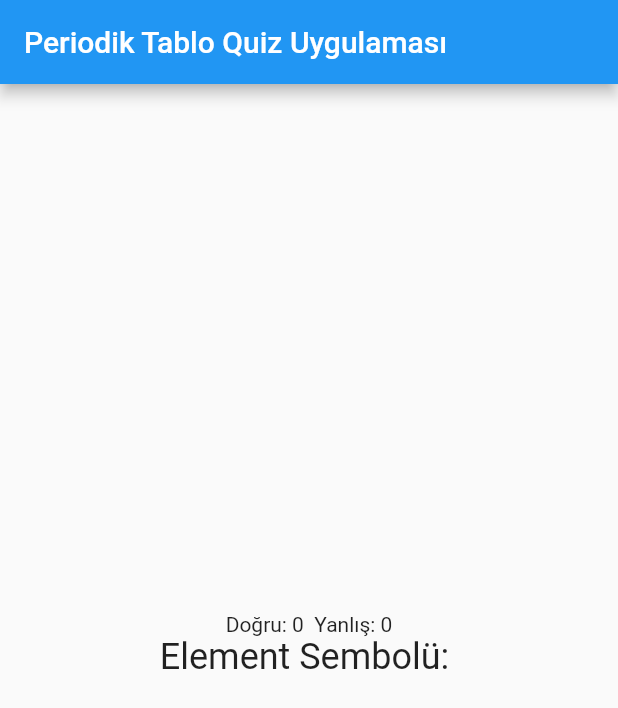
After one commit to furkanagess/elements_app, a Flutter app: the screen it shows after launch, on a phone screen of 412 x 824 dp. The commit adds this screen. Shown: the top 708 px of the screen. Run offline on Flutter 3.47's test engine with Material 2 defaults, Android fonts, the phone set to English and light mode, and no system bars; our stand-ins replace equatable; network calls fail.

Commit message:
quiz page added

```diff
--- /dev/null
+++ b/lib/feature/view/quiz/quiz_page.dart
@@ -0,0 +1,166 @@
+import 'dart:convert';
+import 'package:elements_app/feature/model/periodic_element.dart';
+import 'package:elements_app/feature/view/home/home_view.dart';
+import 'package:elements_app/product/constants/api_types.dart';
+import 'package:flutter/material.dart';
+import 'package:http/http.dart' as http;
+import 'dart:math';
+
+class PeriodicTableQuizApp extends StatefulWidget {
+  @override
+  _PeriodicTableQuizAppState createState() => _PeriodicTableQuizAppState();
+}
+
+class _PeriodicTableQuizAppState extends State<PeriodicTableQuizApp> {
+  List<PeriodicElement> elements = []; // Element listesi
+  String correctAnswer = ''; // Doğru cevap
+  List<String> options = []; // Şık seçenekleri
+  String questionSymbol = '';
+  bool isCorrectAnswerSelected = false;
+  int correctCount = 0; // Doğru cevap sayısı
+  int wrongCount = 0; // Yanlış cevap sayısı
+  @override
+  void initState() {
+    super.initState();
+    fetchElements();
+  }
+
+  Future<void> fetchElements() async {
+    final response = await http.get(Uri.parse(ApiTypes.allElements));
+    if (response.statusCode == 200) {
+      List<dynamic> data = jsonDecode(response.body);
+      for (var elementData in data) {
+        PeriodicElement element = PeriodicElement(
+          symbol: elementData['symbol'],
+          name: elementData['name'],
+        );
+        elements.add(element);
+      }
+      // Rastgele bir element seç
+      Random random = Random();
+      PeriodicElement randomElement = elements[random.nextInt(elements.length)];
+      correctAnswer = randomElement.name.toString();
+
+      // Şık seçenekleri oluştur
+      options = [correctAnswer]; // Doğru cevabı ilk olarak ekleyin
+
+      while (options.length < 4) {
+        PeriodicElement randomOption =
+            elements[random.nextInt(elements.length)];
+        if (!options.contains(randomOption.name)) {
+          options.add(randomOption.name.toString());
+        }
+      }
+
+      // Şık seçeneklerini karıştırın
+      options.shuffle();
+
+      setState(() {}); // Widget'ı güncelleyin
+    } else {
+      throw Exception('Failed to load data');
+    }
+  }
+
+  void checkAnswer(String selectedOption) {
+    if (isCorrectAnswerSelected) return;
+
+    showDialog(
+      context: context,
+      builder: (BuildContext context) {
+        return AlertDialog(
+          backgroundColor:
+              selectedOption == correctAnswer ? Colors.green : Colors.red,
+          title: Text(selectedOption == correctAnswer ? 'Doğru' : 'Yanlış'),
+          content: Text(selectedOption == correctAnswer
+              ? 'Cevap doğru!'
+              : 'Cevap yanlış.'),
+          actions: <Widget>[
+            TextButton(
+              child: Text(
+                  selectedOption == correctAnswer ? "Sıradaki" : "Soruya Dön"),
+              onPressed: () {
+                Navigator.of(context).pop(); // Popup'ı kapat
+                setState(() {
+                  if (selectedOption == correctAnswer) {
+                    correctCount++;
+                    moveToNextExample();
+                  } else {
+                    wrongCount++;
+                  }
+                });
+              },
+            ),
+          ],
+        );
+      },
+    );
+  }
+
+  void moveToNextExample() {
+    setState(() {
+      // Yeni örneğe geçiş: Örneğin, bir sonraki elementi seçerek devam edebilirsiniz.
+      elements.shuffle(); // Elementleri karıştır
+      PeriodicElement newElement = elements.first; // Yeni elementi seç
+      correctAnswer = newElement.name.toString();
+
+      // Şık seçeneklerini güncelle
+      options.clear();
+      options.add(correctAnswer);
+
+      while (options.length < 4) {
+        PeriodicElement randomOption =
+            elements[Random().nextInt(elements.length)];
+        if (!options.contains(randomOption.name)) {
+          options.add(randomOption.name.toString());
+        }
+      }
+
+      options.shuffle();
+      isCorrectAnswerSelected = false; // Doğru cevap sıfırla
+    });
+  }
+
+  @override
+  Widget build(BuildContext context) {
+    return Scaffold(
+      appBar: AppBar(
+        title: Text('Periodik Tablo Quiz Uygulaması'),
+      ),
+      body: Column(
+        mainAxisAlignment: MainAxisAlignment.center,
+        children: [
+          Row(
+            mainAxisAlignment: MainAxisAlignment.center,
+            children: [
+              Text('Doğru: $correctCount  Yanlış: $wrongCount'),
+            ],
+          ),
+          Text(
+            'Element Sembolü: $correctAnswer',
+            style: TextStyle(fontSize: 24.0),
+          ),
+          SizedBox(height: 20.0),
+          Column(
+            children: options.map((option) {
+              return Padding(
+                padding: const EdgeInsets.all(8.0),
+                child: ElevatedButton(
+                  onPressed: () {
+                    checkAnswer(option);
+                  },
+                  child: Text(option),
+                ),
+              );
+            }).toList(),
+          ),
+          isCorrectAnswerSelected
+              ? ElevatedButton(
+                  onPressed: moveToNextExample,
+                  child: Text('Sonraki Sayfaya Geç'),
+                )
+              : Container(), // Butonu sadece doğru cevap işaretlendiğinde göster
+        ],
+      ),
+    );
+  }
+}
--- a/lib/main.dart
+++ b/lib/main.dart
@@ -1,5 +1,6 @@
 import 'package:elements_app/feature/view/elements/all_elements_page.dart';
 import 'package:elements_app/feature/view/home/home_view.dart';
+import 'package:elements_app/feature/view/quiz/quiz_page.dart';
 import 'package:elements_app/product/constants/app_strings.dart';
 import 'package:flutter/material.dart';
 
@@ -10,10 +11,10 @@ class MyApp extends StatelessWidget {
 
   @override
   Widget build(BuildContext context) {
-    return const MaterialApp(
+    return MaterialApp(
       debugShowCheckedModeBanner: false,
       title: AppStrings.appName,
-      home: HomeView(),
+      home: PeriodicTableQuizApp(),
     );
   }
 }
```
